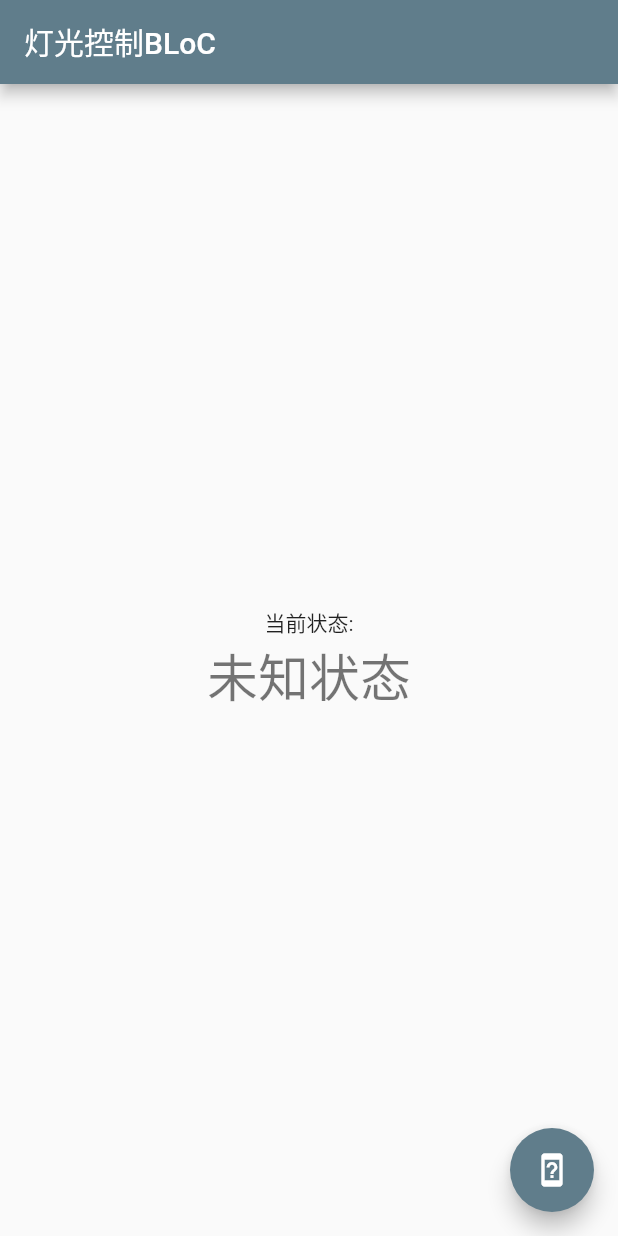
After one commit to philipgreat/flutter-light-control, a Flutter app: the screen it shows after launch, on a phone screen of 412 x 824 dp. The commit adds this screen. Run offline on Flutter 3.47's test engine with Material 2 defaults, Android fonts, the phone set to English and light mode, and no system bars; our stand-ins replace bloc, flutter_bloc.

Commit message:
Change the model to BLoC - enable debugging and react context events and redux

```diff
--- /dev/null
+++ b/lib/light_control_app.dart
@@ -0,0 +1,41 @@
+
+import 'package:flutter/material.dart';
+
+import 'package:flutter_bloc/flutter_bloc.dart';
+import 'light_control_bloc.dart';
+import 'light_control_page.dart';
+
+class LightControlApp extends StatelessWidget {
+  // This widget is the root of your application.
+
+  Widget home(){
+
+    return BlocProvider(
+      builder: (context) => LightControlBloc(),
+      child: LightControlPage(title: '灯光控制BLoC'),
+    );
+
+  }
+  ThemeData theme(){
+
+    return ThemeData(
+      primarySwatch: Colors.blueGrey,
+    );
+
+  }
+  String title(){
+    return '控制灯光';
+  }
+
+  @override
+  Widget build(BuildContext context) {
+
+    return MaterialApp(
+      title: title(),
+      theme: theme(),
+      home: home(),
+    );
+  }
+
+
+}
--- /dev/null
+++ b/lib/light_control_bloc.dart
@@ -0,0 +1,23 @@
+
+import 'dart:async';
+import 'package:bloc/bloc.dart';
+import 'light_control_api.dart';
+
+
+enum LightControlEvent { TOGGLE }
+
+class LightControlBloc extends Bloc<LightControlEvent, String> {
+  @override
+  String get initialState => "未知状态";
+
+  @override
+  Stream<String> mapEventToState(LightControlEvent event) async* {
+    switch (event) {
+      case LightControlEvent.TOGGLE:
+        var status = await LightAPIProvider().toggleLightWithStatus();
+        yield status;
+        break;
+
+    }
+  }
+}
--- /dev/null
+++ b/lib/light_control_delegate.dart
@@ -0,0 +1,22 @@
+import 'package:bloc/bloc.dart';
+
+
+class SimpleBlocDelegate extends BlocDelegate {
+  @override
+  void onEvent(Bloc bloc, Object event) {
+    super.onEvent(bloc, event);
+    print('bloc: ${bloc.runtimeType}, event: $event');
+  }
+
+  @override
+  void onTransition(Bloc bloc, Transition transition) {
+    super.onTransition(bloc, transition);
+    print('bloc: ${bloc.runtimeType}, transition: $transition');
+  }
+
+  @override
+  void onError(Bloc bloc, Object error, StackTrace stacktrace) {
+    super.onError(bloc, error, stacktrace);
+    print('bloc: ${bloc.runtimeType}, error: $error');
+  }
+}
--- /dev/null
+++ b/lib/light_control_page.dart
@@ -0,0 +1,97 @@
+
+import 'package:flutter/material.dart';
+
+import 'package:flutter_bloc/flutter_bloc.dart';
+
+import 'light_control_bloc.dart';
+class LightControlPage extends StatelessWidget {
+  LightControlPage({Key key, this.title}) : super(key: key);
+  final String title;
+
+
+  Widget appBar(BuildContext context){
+    return AppBar(
+      // Here we take the value from the LightControlPage object that was created by
+      // the App.build method, and use it to set our appbar title.
+      title: Text(title),
+    );
+  }
+  Widget label(BuildContext context){
+    return Text(
+      '当前状态:',
+    );
+  }
+  Widget content(BuildContext context){
+
+    return BlocBuilder<LightControlBloc, String>(
+        builder: (context, status) {
+
+          return Text(
+            status,
+            style: Theme.of(context).textTheme.display1,
+          );
+
+        });
+  }
+  Widget centerContent(BuildContext context){
+    return Column(
+      mainAxisAlignment: MainAxisAlignment.center,
+      children: <Widget>[
+        label(context),
+        content(context)
+      ],
+    );
+
+  }
+  Widget body(BuildContext context){
+
+
+    return Center(
+      // Center is a layout widget. It takes a single child and positions it
+      // in the middle of the parent.
+      child: centerContent(context),
+    );
+
+
+  }
+
+  Widget calcIcon(BuildContext context, String ligthStatus){
+    if(ligthStatus=="ON"){
+      return Icon(Icons.lightbulb_outline);
+    }
+    if(ligthStatus=="OFF"){
+      return Icon(Icons.add);
+    }
+    return Icon(Icons.device_unknown);
+
+  }
+
+  void _toggleLight(BuildContext context) {
+
+    final lightControlBloc = BlocProvider.of<LightControlBloc>(context);
+    lightControlBloc.dispatch(LightControlEvent.TOGGLE);
+
+
+  }
+  Widget button(BuildContext context){
+
+    return BlocBuilder<LightControlBloc, String>(
+        builder: (context, status) {
+          return FloatingActionButton(
+            onPressed: ()=>_toggleLight(context),
+            tooltip: '开或者关',
+            child: calcIcon(context,status),
+          );
+        });
+  }
+  @override
+  Widget build(BuildContext context) {
+    return Scaffold(
+      appBar: appBar(context),
+      body: body(context),
+      floatingActionButton:button(context), // This trailing comma makes auto-formatting nicer for build methods.
+    );
+
+  }
+
+}
--- a/pubspec.yaml
+++ b/pubspec.yaml
@@ -24,6 +24,7 @@ dependencies:
   # Use with the CupertinoIcons class for iOS style icons.
   cupertino_icons: ^0.1.2
   http: ^0.11.3+16
+  flutter_bloc: ^0.21.0
 
 dev_dependencies:
   flutter_test:
```
Also changed, not shown: archieve/ligtcontrol.dar.dart (added, +109 -0 lines), lib/light_control_api.dart (added, +22 -0 lines), lib/main.dart (+8 -107 lines), pubspec.lock, 8 other files.
